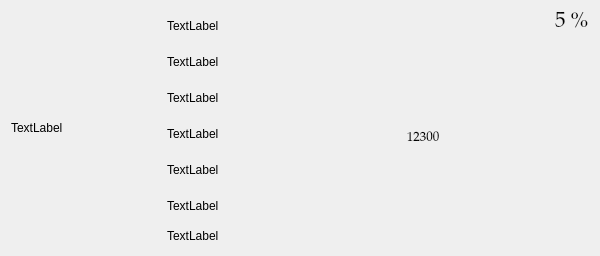
First picture: the form in ui/ItemWidget.ui, repository Leevandr/demo_final, before the edit.
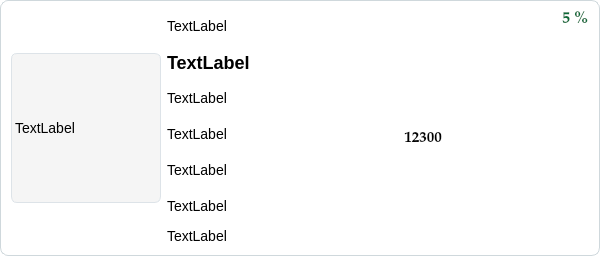
Second picture: the form after the edit.

```diff
--- a/ui/ItemWidget.ui
+++ b/ui/ItemWidget.ui
@@ -19,6 +19,55 @@
   <property name="windowTitle">
    <string>Form</string>
   </property>
+  <property name="styleSheet">
+   <string notr="true">QWidget#ItemWidget {
+    background-color: #ffffff;
+    border: 1px solid #cfd8dc;
+    border-radius: 8px;
+}
+
+QWidget#ItemWidget[cardStatus=&quot;empty&quot;] {
+    background-color: #dff3ff;
+}
+
+QWidget#ItemWidget[cardStatus=&quot;discount&quot;] {
+    background-color: #2E8B57;
+}
+
+QWidget#ItemWidget[selected=&quot;true&quot;] {
+    background-color: #e8fff1;
+    border: 1px solid #00FA9A;
+}
+
+QLabel {
+    font-family: &quot;Times New Roman&quot;;
+    font-size: 14px;
+    border: none;
+    background: transparent;
+}
+
+QLabel#label_title {
+    font-size: 18px;
+    font-weight: bold;
+}
+
+QLabel#label_discount {
+    color: #0b6b3a;
+    font-size: 16px;
+    font-weight: bold;
+}
+
+QLabel#label_price {
+    font-size: 15px;
+    font-weight: bold;
+}
+
+QLabel#label_image {
+    background-color: #f5f5f5;
+    border: 1px solid #dde3e8;
+    border-radius: 6px;
+}</string>
+  </property>
   <layout class="QVBoxLayout" name="verticalLayout_2">
    <item>
     <layout class="QVBoxLayout" name="verticalLayout">
```
